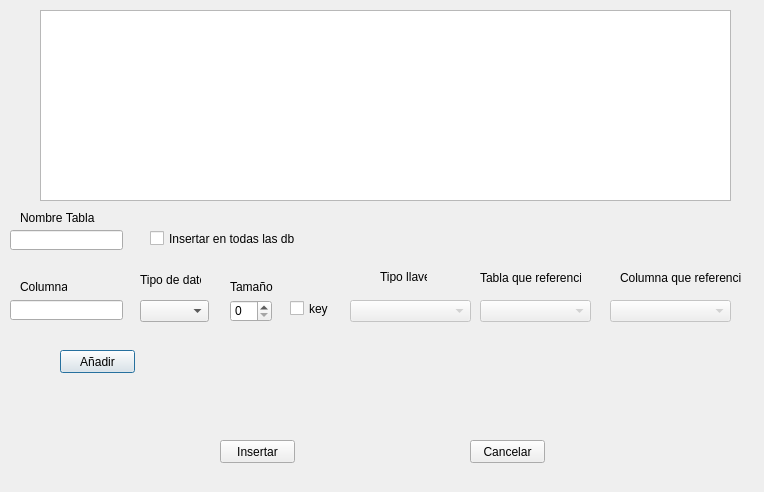
This is interfaces/insertar_tabla.ui in EMACC99/distributed-database-exersice as Qt 5 draws it before an edit. The edited form follows.
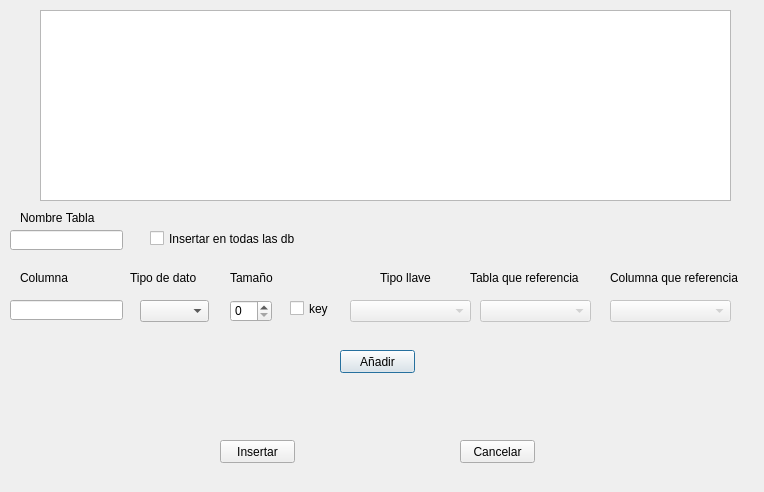
This is the edited form.

Diff of the .ui file:
```diff
--- a/interfaces/insertar_tabla.ui
+++ b/interfaces/insertar_tabla.ui
@@ -16,7 +16,7 @@
   <widget class="QPushButton" name="pushButton">
    <property name="geometry">
     <rect>
-     <x>60</x>
+     <x>340</x>
      <y>350</y>
      <width>75</width>
      <height>23</height>
@@ -45,7 +45,7 @@
   <widget class="QPushButton" name="pushButton_3">
    <property name="geometry">
     <rect>
-     <x>470</x>
+     <x>460</x>
      <y>440</y>
      <width>75</width>
      <height>23</height>
@@ -138,9 +138,9 @@
    <property name="geometry">
     <rect>
      <x>20</x>
-     <y>280</y>
-     <width>47</width>
-     <height>13</height>
+     <y>270</y>
+     <width>61</width>
+     <height>16</height>
     </rect>
    </property>
    <property name="text">
@@ -150,10 +150,10 @@
   <widget class="QLabel" name="label_2">
    <property name="geometry">
     <rect>
-     <x>140</x>
+     <x>130</x>
      <y>270</y>
-     <width>61</width>
-     <height>20</height>
+     <width>81</width>
+     <height>16</height>
     </rect>
    </property>
    <property name="text">
@@ -164,9 +164,9 @@
    <property name="geometry">
     <rect>
      <x>230</x>
-     <y>280</y>
-     <width>47</width>
-     <height>13</height>
+     <y>270</y>
+     <width>51</width>
+     <height>16</height>
     </rect>
    </property>
    <property name="text">
@@ -178,8 +178,8 @@
     <rect>
      <x>380</x>
      <y>270</y>
-     <width>47</width>
-     <height>13</height>
+     <width>61</width>
+     <height>16</height>
     </rect>
    </property>
    <property name="text">
@@ -189,9 +189,9 @@
   <widget class="QLabel" name="label_5">
    <property name="geometry">
     <rect>
-     <x>480</x>
+     <x>470</x>
      <y>270</y>
-     <width>101</width>
+     <width>131</width>
      <height>16</height>
     </rect>
    </property>
@@ -214,7 +214,7 @@
     <rect>
      <x>20</x>
      <y>210</y>
-     <width>81</width>
+     <width>91</width>
      <height>16</height>
     </rect>
    </property>
@@ -238,9 +238,9 @@
   <widget class="QLabel" name="label_7">
    <property name="geometry">
     <rect>
-     <x>620</x>
+     <x>610</x>
      <y>270</y>
-     <width>121</width>
+     <width>151</width>
      <height>16</height>
     </rect>
    </property>
```
